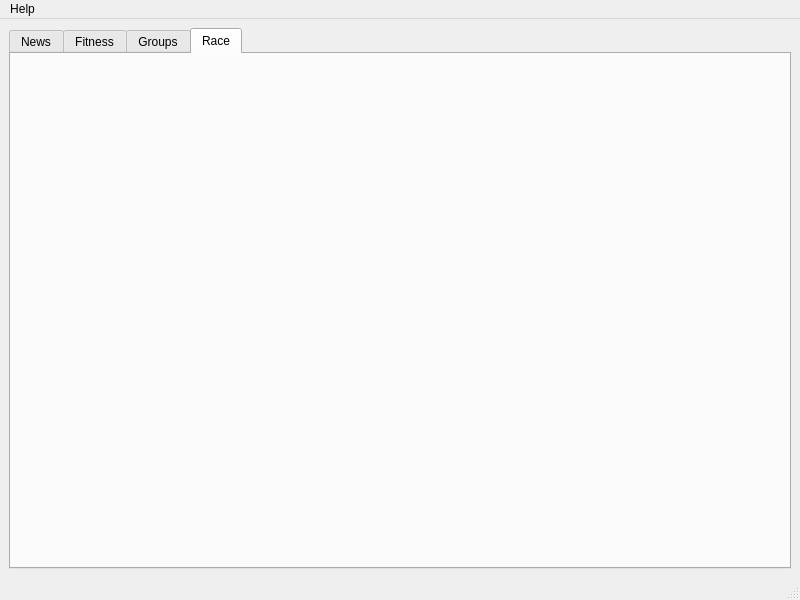
First picture: the form in GUI/mainwindow.ui, repository jpvanhal/Social-Sports, before the edit.
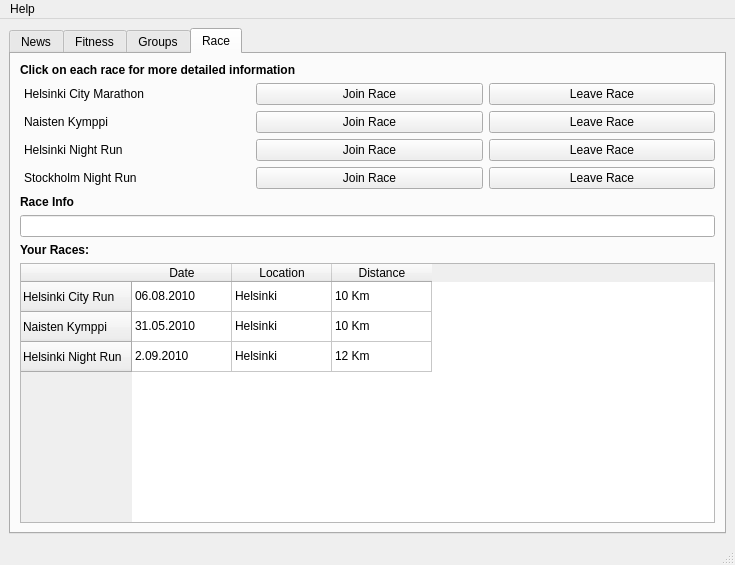
Second picture: the form after the edit. The open tabs and pages were chosen to show the change.

Commit message: Added race tab

What changed in the file:
```diff
--- a/GUI/mainwindow.ui
+++ b/GUI/mainwindow.ui
@@ -6,8 +6,8 @@
    <rect>
     <x>0</x>
     <y>0</y>
-    <width>800</width>
-    <height>600</height>
+    <width>735</width>
+    <height>565</height>
    </rect>
   </property>
   <property name="windowTitle">
@@ -360,6 +360,237 @@
        <attribute name="title">
         <string>Race</string>
        </attribute>
+       <layout class="QVBoxLayout" name="verticalLayout_2">
+        <item>
+         <widget class="QLabel" name="label_10">
+          <property name="font">
+           <font>
+            <weight>75</weight>
+            <bold>true</bold>
+           </font>
+          </property>
+          <property name="text">
+           <string>Click on each race for more detailed information</string>
+          </property>
+         </widget>
+        </item>
+        <item>
+         <layout class="QGridLayout" name="gridLayout">
+          <property name="leftMargin">
+           <number>4</number>
+          </property>
+          <item row="0" column="1">
+           <widget class="QPushButton" name="pushButton_7">
+            <property name="text">
+             <string>Join Race</string>
+            </property>
+           </widget>
+          </item>
+          <item row="0" column="0">
+           <widget class="QLabel" name="label_8">
+            <property name="text">
+             <string>Helsinki City Marathon</string>
+            </property>
+           </widget>
+          </item>
+          <item row="1" column="0">
+           <widget class="QLabel" name="label_9">
+            <property name="text">
+             <string>Naisten Kymppi</string>
+            </property>
+           </widget>
+          </item>
+          <item row="2" column="0">
+           <widget class="QLabel" name="label_11">
+            <property name="text">
+             <string>Helsinki Night Run</string>
+            </property>
+           </widget>
+          </item>
+          <item row="1" column="1">
+           <widget class="QPushButton" name="pushButton_8">
+            <property name="text">
+             <string>Join Race</string>
+            </property>
+           </widget>
+          </item>
+          <item row="2" column="1">
+           <widget class="QPushButton" name="pushButton_9">
+            <property name="text">
+             <string>Join Race</string>
+            </property>
+           </widget>
+          </item>
+          <item row="0" column="2">
+           <widget class="QPushButton" name="pushButton_10">
+            <property name="text">
+             <string>Leave Race</string>
+            </property>
+           </widget>
+          </item>
+          <item row="1" column="2">
+           <widget class="QPushButton" name="pushButton_11">
+            <property name="text">
+             <string>Leave Race</string>
+            </property>
+           </widget>
+          </item>
+          <item row="2" column="2">
+           <widget class="QPushButton" name="pushButton_12">
+            <property name="text">
+             <string>Leave Race</string>
+            </property>
+           </widget>
+          </item>
+          <item row="3" column="0">
+           <widget class="QLabel" name="label_12">
+            <property name="text">
+             <string>Stockholm Night Run</string>
+            </property>
+           </widget>
+          </item>
+          <item row="3" column="1">
+           <widget class="QPushButton" name="pushButton_13">
+            <property name="text">
+             <string>Join Race</string>
+            </property>
+           </widget>
+          </item>
+          <item row="3" column="2">
+           <widget class="QPushButton" name="pushButton_14">
+            <property name="text">
+             <string>Leave Race</string>
+            </property>
+           </widget>
+          </item>
+         </layout>
+        </item>
+        <item>
+         <widget class="QLabel" name="label_13">
+          <property name="font">
+           <font>
+            <weight>75</weight>
+            <bold>true</bold>
+           </font>
+          </property>
+          <property name="text">
+           <string>Race Info</string>
+          </property>
+         </widget>
+        </item>
+        <item>
+         <widget class="QLineEdit" name="lineEdit"/>
+        </item>
+        <item>
+         <widget class="QLabel" name="label_14">
+          <property name="font">
+           <font>
+            <weight>75</weight>
+            <bold>true</bold>
+           </font>
+          </property>
+          <property name="text">
+           <string>Your Races: </string>
+          </property>
+         </widget>
+        </item>
+        <item>
+         <widget class="QTableWidget" name="tableWidget">
+          <property name="font">
+           <font>
+            <kerning>true</kerning>
+           </font>
+          </property>
+          <property name="layoutDirection">
+           <enum>Qt::LeftToRight</enum>
+          </property>
+          <property name="autoFillBackground">
+           <bool>true</bool>
+          </property>
+          <property name="selectionMode">
+           <enum>QAbstractItemView::SingleSelection</enum>
+          </property>
+          <property name="textElideMode">
+           <enum>Qt::ElideMiddle</enum>
+          </property>
+          <row>
+           <property name="text">
+            <string>Helsinki City Run</string>
+           </property>
+          </row>
+          <row>
+           <property name="text">
+            <string>Naisten Kymppi</string>
+           </property>
+          </row>
+          <row>
+           <property name="text">
+            <string>Helsinki Night Run</string>
+           </property>
+          </row>
+          <column>
+           <property name="text">
+            <string>Date</string>
+           </property>
+          </column>
+          <column>
+           <property name="text">
+            <string>Location</string>
+           </property>
+          </column>
+          <column>
+           <property name="text">
+            <string>Distance</string>
+           </property>
+          </column>
+          <item row="0" column="0">
+           <property name="text">
+            <string>06.08.2010</string>
+           </property>
+          </item>
+          <item row="0" column="1">
+           <property name="text">
+            <string>Helsinki</string>
+           </property>
+          </item>
+          <item row="0" column="2">
+           <property name="text">
+            <string>10 Km</string>
+           </property>
+          </item>
+          <item row="1" column="0">
+           <property name="text">
+            <string>31.05.2010</string>
+           </property>
+          </item>
+          <item row="1" column="1">
+           <property name="text">
+            <string>Helsinki </string>
+           </property>
+          </item>
+          <item row="1" column="2">
+           <property name="text">
+            <string>10 Km</string>
+           </property>
+          </item>
+          <item row="2" column="0">
+           <property name="text">
+            <string>2.09.2010</string>
+           </property>
+          </item>
+          <item row="2" column="1">
+           <property name="text">
+            <string>Helsinki</string>
+           </property>
+          </item>
+          <item row="2" column="2">
+           <property name="text">
+            <string>12 Km</string>
+           </property>
+          </item>
+         </widget>
+        </item>
+       </layout>
       </widget>
      </widget>
     </item>
@@ -370,8 +601,8 @@
     <rect>
      <x>0</x>
      <y>0</y>
-     <width>800</width>
-     <height>26</height>
+     <width>735</width>
+     <height>22</height>
     </rect>
    </property>
    <widget class="QMenu" name="menuHelp">
```
Left out of the diff: 446 changed lines with no effect on the pictures.
